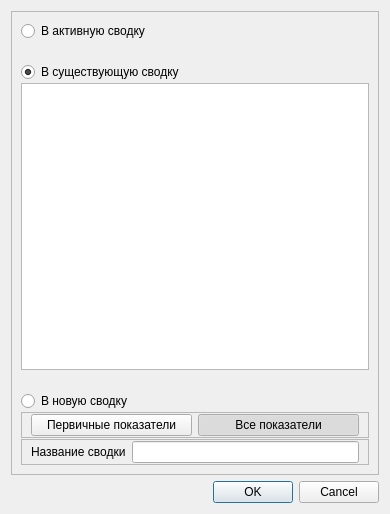
This is summaries/addtesttosummarydialog.ui in grigp/a-analyser as Qt 5 draws it before an edit. The edited form follows.
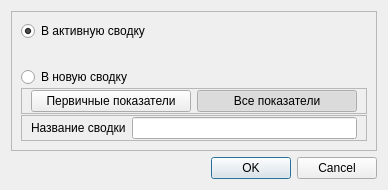
This is the edited form.

Commit message: Добавление теста в сводку - управление режимом автоматическое

```diff
--- a/summaries/addtesttosummarydialog.ui
+++ b/summaries/addtesttosummarydialog.ui
@@ -6,8 +6,8 @@
    <rect>
     <x>0</x>
     <y>0</y>
-    <width>390</width>
-    <height>514</height>
+    <width>388</width>
+    <height>190</height>
    </rect>
   </property>
   <property name="windowTitle">
@@ -34,32 +34,6 @@
         <property name="text">
          <string>В активную сводку</string>
         </property>
-        <property name="autoExclusive">
-         <bool>true</bool>
-        </property>
-       </widget>
-      </item>
-      <item>
-       <spacer name="verticalSpacer">
-        <property name="orientation">
-         <enum>Qt::Vertical</enum>
-        </property>
-        <property name="sizeType">
-         <enum>QSizePolicy::Fixed</enum>
-        </property>
-        <property name="sizeHint" stdset="0">
-         <size>
-          <width>10</width>
-          <height>20</height>
-         </size>
-        </property>
-       </spacer>
-      </item>
-      <item>
-       <widget class="QRadioButton" name="rbAddToExsistsSummary">
-        <property name="text">
-         <string>В существующую сводку</string>
-        </property>
         <property name="checked">
          <bool>true</bool>
         </property>
@@ -69,15 +43,12 @@
        </widget>
       </item>
       <item>
-       <widget class="QTreeView" name="tvSummaries"/>
-      </item>
-      <item>
-       <spacer name="verticalSpacer_2">
+       <spacer name="verticalSpacer">
         <property name="orientation">
          <enum>Qt::Vertical</enum>
         </property>
         <property name="sizeType">
-         <enum>QSizePolicy::Fixed</enum>
+         <enum>QSizePolicy::Expanding</enum>
         </property>
         <property name="sizeHint" stdset="0">
          <size>
```
Left out of the diff: 16 changed lines with no effect on the pictures. The commit also changes 6 other files.
